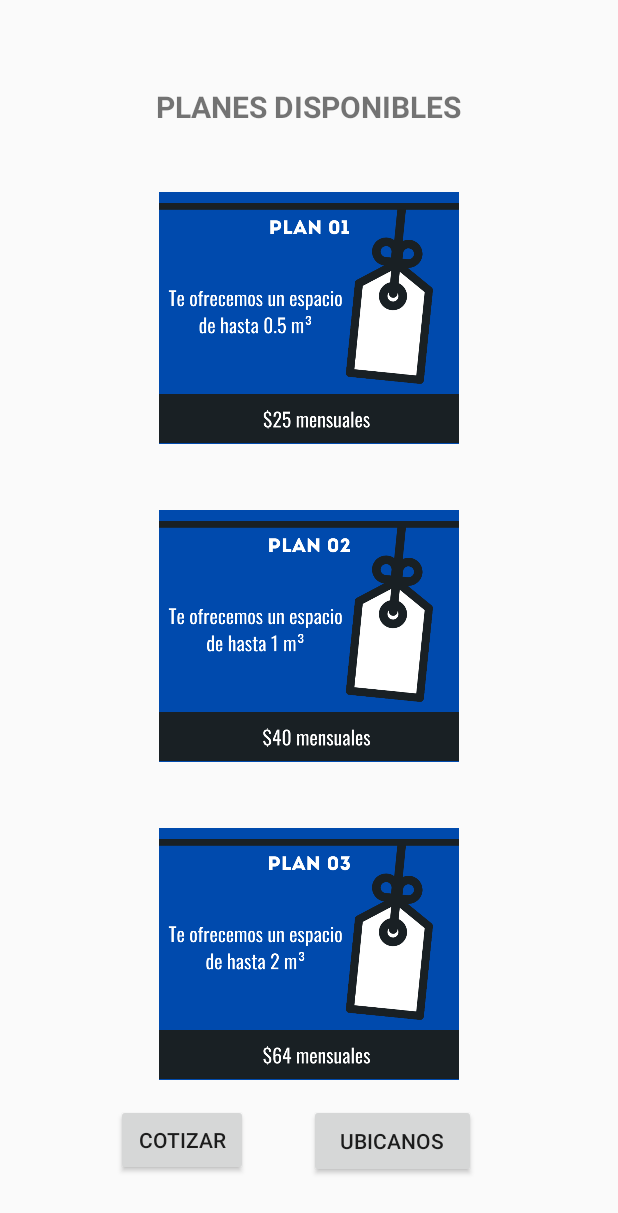
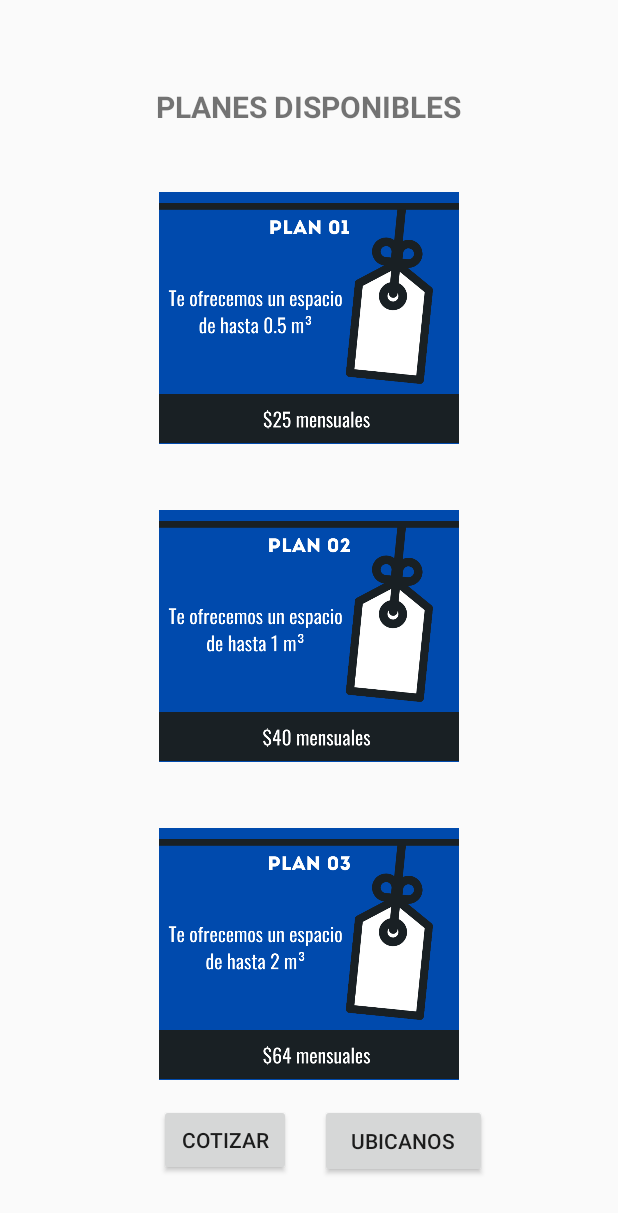
Before and after one commit to leidyqb/Warehouse, an Android app: the layout activity_planes.xml on its own in the app's theme, with its tools: preview values and no code run, on a phone screen of 412 x 824 dp. Shown: the top 1213 px of the screen. Run offline under Robolectric (Android 15) with nearby library versions, the phone set to English and light mode, and no system bars.

Commit message:
Cambios mapa

```diff
--- a/app/build.gradle
+++ b/app/build.gradle
@@ -26,9 +26,9 @@ dependencies {
     implementation fileTree(dir: "libs", include: ["*.jar"])
     implementation 'androidx.appcompat:appcompat:1.2.0'
     implementation 'androidx.constraintlayout:constraintlayout:2.0.4'
+    implementation 'com.google.android.gms:play-services-maps:17.0.0'
     testImplementation 'junit:junit:4.13.1'
     androidTestImplementation 'androidx.test.ext:junit:1.1.2'
     androidTestImplementation 'androidx.test.espresso:espresso-core:3.3.0'
     implementation 'com.braintreepayments:card-form:3.1.1'
-    implementation 'com.google.android.gms:play-services-maps:17.0.0'
 }
--- a/app/src/main/res/layout/activity_planes.xml
+++ b/app/src/main/res/layout/activity_planes.xml
@@ -67,7 +67,7 @@
         android:textStyle=""
         app:layout_constraintBottom_toBottomOf="parent"
         app:layout_constraintEnd_toEndOf="parent"
-        app:layout_constraintHorizontal_bias="0.238"
+        app:layout_constraintHorizontal_bias="0.328"
         app:layout_constraintStart_toStartOf="parent"
         app:layout_constraintTop_toBottomOf="@+id/imageView7" />
 
@@ -77,7 +77,7 @@
         android:layout_height="49dp"
         android:text="Ubicanos"
         app:layout_constraintEnd_toEndOf="parent"
-        app:layout_constraintHorizontal_bias="0.3"
+        app:layout_constraintHorizontal_bias="0.184"
         app:layout_constraintStart_toEndOf="@+id/button"
         app:layout_constraintTop_toBottomOf="@+id/imageView7" />
 </androidx.constraintlayout.widget.ConstraintLayout>
--- a/app/src/main/res/layout/activity_ubicacion.xml
+++ b/app/src/main/res/layout/activity_ubicacion.xml
@@ -8,4 +8,5 @@
     android:layout_width="match_parent"
     android:layout_height="match_parent"
     tools:context=".UbicacionActivity">
+
 </fragment>
--- a/app/src/main/res/values/strings.xml
+++ b/app/src/main/res/values/strings.xml
@@ -7,5 +7,4 @@
     <string name="_01">01</string>
     <string name="label_buy_now" />
     <string name="pagar">PAGAR</string>
-    <string name="ubicanos">Ubicanos</string>
 </resources>
```
Also changed, not shown: app/src/main/AndroidManifest.xml (+16 -10 lines), app/src/main/res/layout/activity_login.xml (+3 -4 lines), app/src/main/java/com/lquiroz/warehouse/Planes.java (line endings or trailing spaces).
